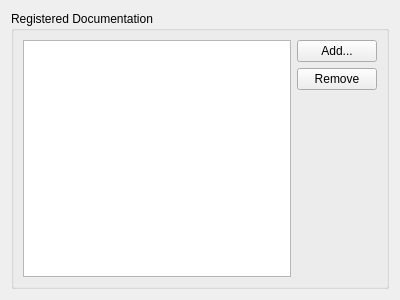
The window that src/plugins/help/docsettingspage.ui (qt-creator/qt-creator) describes before a commit, drawn with Qt 5.
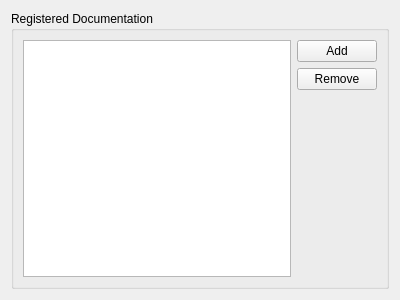
The same window after the commit.

Diff of the .ui file:
```diff
--- a/src/plugins/help/docsettingspage.ui
+++ b/src/plugins/help/docsettingspage.ui
@@ -41,7 +41,7 @@
         <item>
          <widget class="QPushButton" name="addButton">
           <property name="text">
-           <string>Add...</string>
+           <string>Add</string>
           </property>
          </widget>
         </item>
```
